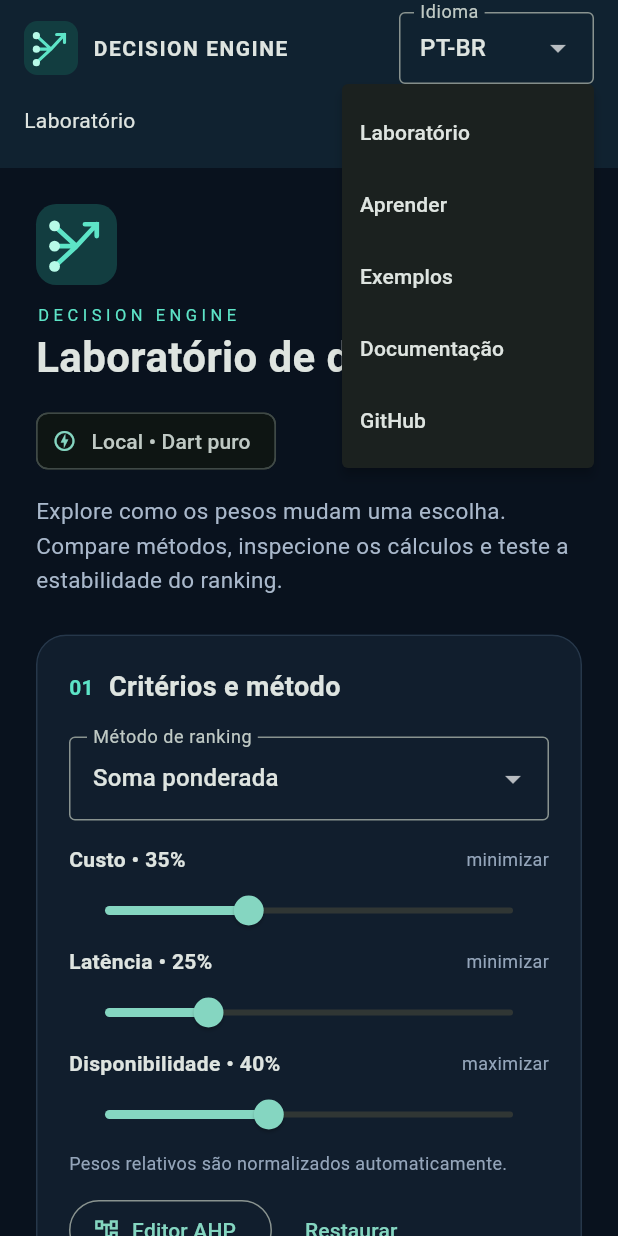
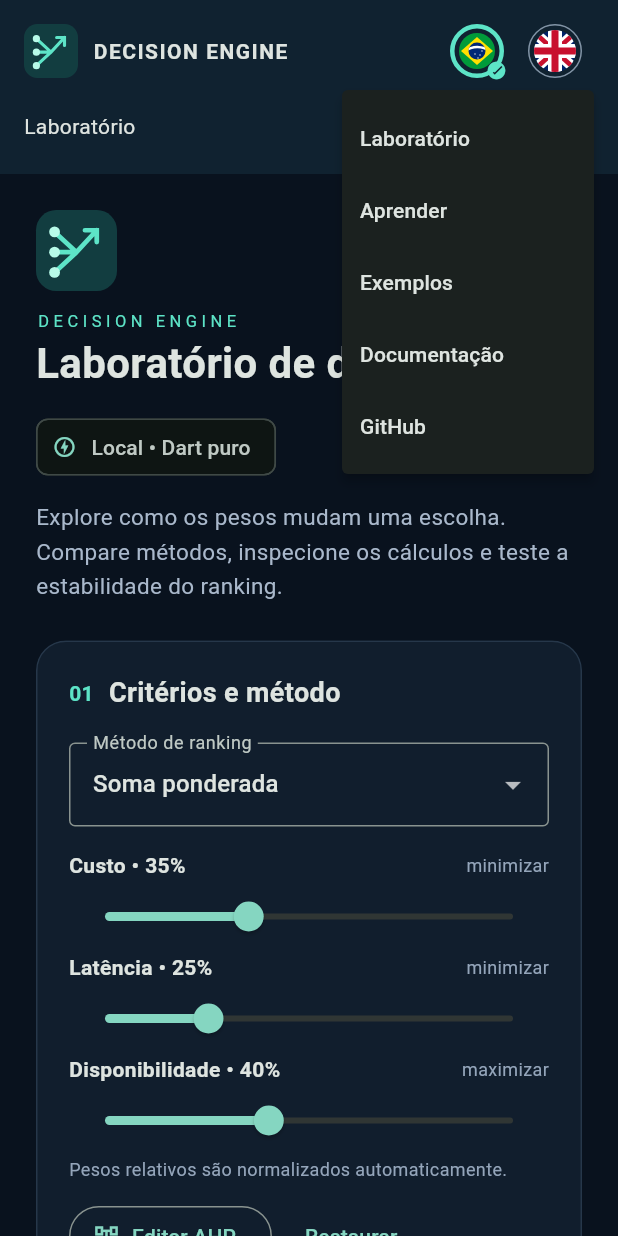
Before and after one commit to kleberandrade/decision-engine, a Flutter app: the screen it shows after launch, after a tap on the "more vert" icon, on a phone screen of 412 x 824 dp. Run offline on Flutter 3.47's test engine with Material 3 defaults, Android fonts, the phone set to English and light mode, and no system bars; missing offline and left inert: dart:js_interop.

Commit message:
fix: use accessible circular language flags and support Flutter stable
Draw Brazil/UK flags locally, retain language and scenario state, expose selected state and localized tooltips, and keep 48px targets. Fix the precise Flutter 3.50 localization deprecation reported by CI while retaining the declared minimum SDK. Strict analysis and 29 lab tests pass; Web build and deployment evidence follow.

```diff
--- a/example/flutter_lab/lib/brand.dart
+++ b/example/flutter_lab/lib/brand.dart
@@ -50,3 +50,99 @@ class _MarkPainter extends CustomPainter {
   @override
   bool shouldRepaint(_MarkPainter old) => false;
 }
+
+/// Locally drawn, stylized national flags; no remote images or emoji glyphs.
+class LanguageFlag extends StatelessWidget {
+  const LanguageFlag(
+      {super.key, required this.language, required this.selected});
+  final String language;
+  final bool selected;
+  @override
+  Widget build(BuildContext context) => ExcludeSemantics(
+          child: Stack(clipBehavior: Clip.none, children: [
+        Container(
+            width: 36,
+            height: 36,
+            padding: const EdgeInsets.all(3),
+            decoration: BoxDecoration(
+                shape: BoxShape.circle,
+                border: Border.all(
+                    color: selected
+                        ? const Color(0xFF5DE4C7)
+                        : const Color(0xFF8294A6),
+                    width: selected ? 3 : 1)),
+            child:
+                ClipOval(child: CustomPaint(painter: _FlagPainter(language)))),
+        if (selected)
+          const Positioned(
+              right: -2,
+              bottom: -2,
+              child:
+                  Icon(Icons.check_circle, size: 14, color: Color(0xFF5DE4C7))),
+      ]));
+}
+
+class _FlagPainter extends CustomPainter {
+  const _FlagPainter(this.language);
+  final String language;
+  @override
+  void paint(Canvas canvas, Size size) {
+    canvas.scale(size.width / 36, size.height / 36);
+    if (language == 'pt') {
+      canvas.drawRect(const Rect.fromLTWH(0, 0, 36, 36),
+          Paint()..color = const Color(0xFF009B3A));
+      canvas.drawPath(
+          Path()
+            ..moveTo(18, 4)
+            ..lineTo(34, 18)
+            ..lineTo(18, 32)
+            ..lineTo(2, 18)
+            ..close(),
+          Paint()..color = const Color(0xFFFFDF00));
+      canvas.drawCircle(
+          const Offset(18, 18), 8.5, Paint()..color = const Color(0xFF002776));
+      canvas.save();
+      canvas.clipPath(Path()..addOval(const Rect.fromLTWH(9.5, 9.5, 17, 17)));
+      canvas.drawArc(
+          const Rect.fromLTWH(5, 14, 27, 17),
+          3.4,
+          2.5,
+          false,
+          Paint()
+            ..color = Colors.white
+            ..style = PaintingStyle.stroke
+            ..strokeWidth = 2.3);
+      canvas.restore();
+      final star = Paint()..color = Colors.white;
+      for (final p in [
+        const Offset(16, 21),
+        const Offset(21, 22),
+        const Offset(19, 25),
+        const Offset(23, 18)
+      ]) {
+        canvas.drawCircle(p, .65, star);
+      }
+    } else {
+      canvas.drawRect(const Rect.fromLTWH(0, 0, 36, 36),
+          Paint()..color = const Color(0xFF012169));
+      for (final color in [Colors.white, const Color(0xFFC8102E)]) {
+        final p = Paint()
+          ..color = color
+          ..strokeWidth = color == Colors.white ? 9 : 4;
+        canvas.drawLine(const Offset(-2, 0), const Offset(38, 36), p);
+        canvas.drawLine(const Offset(38, 0), const Offset(-2, 36), p);
+      }
+      canvas.drawRect(
+          const Rect.fromLTWH(0, 12, 36, 12), Paint()..color = Colors.white);
+      canvas.drawRect(
+          const Rect.fromLTWH(12, 0, 12, 36), Paint()..color = Colors.white);
+      canvas.drawRect(const Rect.fromLTWH(0, 15, 36, 6),
+          Paint()..color = const Color(0xFFC8102E));
+      canvas.drawRect(const Rect.fromLTWH(15, 0, 6, 36),
+          Paint()..color = const Color(0xFFC8102E));
+    }
+  }
+
+  @override
+  bool shouldRepaint(_FlagPainter old) => language != old.language;
+}
--- a/example/flutter_lab/lib/lab_frame.dart
+++ b/example/flutter_lab/lib/lab_frame.dart
@@ -66,24 +66,32 @@ class _LabFrameState extends State<LabFrame> {
                                     fontWeight: FontWeight.bold,
                                     letterSpacing: 1)))
                       ]));
-                  final language = SizedBox(
-                      width: 130,
-                      child: DropdownButtonFormField<String>(
-                          key: const Key('language-selector'),
-                          initialValue: LabLanguage.current(context),
-                          isExpanded: true,
-                          decoration: InputDecoration(
-                              labelText: tr(context, 'Idioma'),
-                              border: const OutlineInputBorder(),
-                              contentPadding: const EdgeInsets.symmetric(
-                                  horizontal: 10, vertical: 4)),
-                          items: const [
-                            DropdownMenuItem(value: 'pt', child: Text('PT-BR')),
-                            DropdownMenuItem(
-                                value: 'en', child: Text('English'))
-                          ],
-                          onChanged: (value) =>
-                              LabLanguage.change(context, value!)));
+                  final language = Row(
+                      key: const Key('language-selector'),
+                      mainAxisSize: MainAxisSize.min,
+                      children: [
+                        for (final code in ['pt', 'en'])
+                          Semantics(
+                              selected: LabLanguage.current(context) == code,
+                              child: IconButton(
+                                key: Key('language-$code'),
+                                tooltip: code == 'pt'
+                                    ? copy(context, 'Português (Brasil)',
+                                        'Portuguese (Brazil)')
+                                    : copy(context, 'Inglês (Reino Unido)',
+                                        'English (United Kingdom)'),
+                                isSelected:
+                                    LabLanguage.current(context) == code,
+                                constraints: const BoxConstraints(
+                                    minWidth: 48, minHeight: 48),
+                                onPressed: () =>
+                                    LabLanguage.change(context, code),
+                                icon: LanguageFlag(
+                                    language: code,
+                                    selected:
+                                        LabLanguage.current(context) == code),
+                              )),
+                      ]);
                   final controls = [
                     for (final entry in [
                       (0, 'Laboratório'),
--- a/example/flutter_lab/lib/main.dart
+++ b/example/flutter_lab/lib/main.dart
@@ -25,6 +25,8 @@ class DecisionLabApp extends StatelessWidget {
                     ? const Locale('en')
                     : const Locale('pt', 'BR'),
                 supportedLocales: const [Locale('en'), Locale('pt', 'BR')],
+                // Keep the declared Flutter >=3.35 localization API path.
+                // ignore: deprecated_member_use
                 localizationsDelegates: GlobalMaterialLocalizations.delegates,
                 debugShowCheckedModeBanner: false,
                 theme: ThemeData(
--- a/example/flutter_lab/tool/render_smoke.dart
+++ b/example/flutter_lab/tool/render_smoke.dart
@@ -166,7 +166,10 @@ Future<void> main() async {
     await Future<void>.delayed(const Duration(milliseconds: 400));
     await frame();
     await viewport(1280, 1600);
-    dropdown('language-selector').onChanged!('en');
+    widgets()
+        .whereType<IconButton>()
+        .firstWhere((w) => w.key == const Key('language-en'))
+        .onPressed!();
     await frame();
     check(hasText('Current ranking'), 'English controls missing');
     await capture('lab-en-desktop');
@@ -184,7 +187,10 @@ Future<void> main() async {
     await frame();
     await viewport(390, 844);
     await capture('lab-en-mobile');
-    dropdown('language-selector').onChanged!('pt');
+    widgets()
+        .whereType<IconButton>()
+        .firstWhere((w) => w.key == const Key('language-pt'))
+        .onPressed!();
     await frame();
     check(errors.isEmpty, 'Framework/layout errors: ${errors.length}');
     stdout.writeln(
```
Also changed, not shown: 5 other files.
